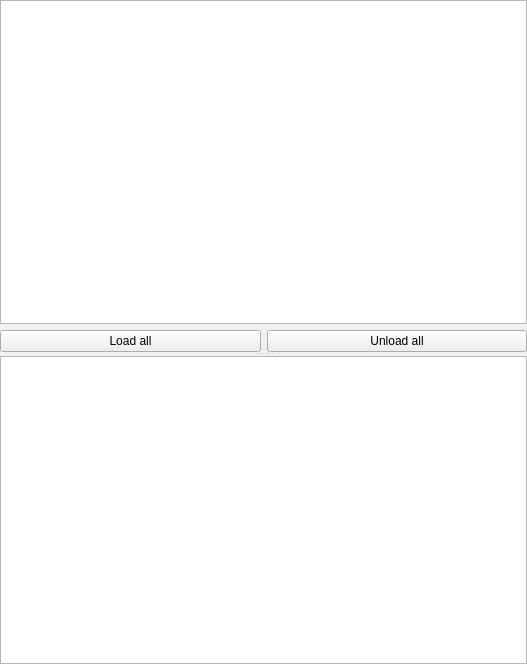
Old version of the form src/airunner/widgets/stats/templates/stats.ui in the repository Capsize-Games/airunner.
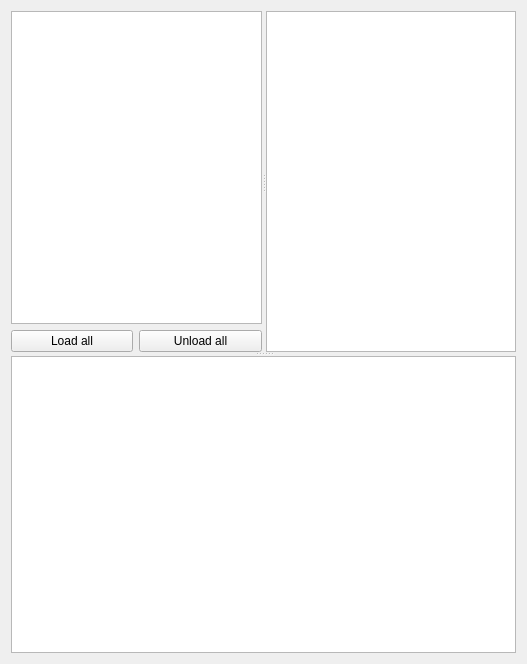
New version of the form.

Commit message: stats widget modification

The edit to the form file:
```diff
--- a/src/airunner/widgets/stats/templates/stats.ui
+++ b/src/airunner/widgets/stats/templates/stats.ui
@@ -14,23 +14,15 @@
    <string>Form</string>
   </property>
   <layout class="QGridLayout" name="gridLayout_2">
-   <property name="leftMargin">
-    <number>0</number>
-   </property>
-   <property name="topMargin">
-    <number>0</number>
-   </property>
-   <property name="rightMargin">
-    <number>0</number>
-   </property>
-   <property name="bottomMargin">
-    <number>0</number>
-   </property>
    <item row="0" column="0">
-    <widget class="QSplitter" name="splitter">
+    <widget class="QSplitter" name="splitter_2">
      <property name="orientation">
       <enum>Qt::Orientation::Vertical</enum>
      </property>
+     <widget class="QSplitter" name="splitter">
+      <property name="orientation">
+       <enum>Qt::Orientation::Horizontal</enum>
+      </property>
      <widget class="QWidget" name="widget" native="true">
       <layout class="QGridLayout" name="gridLayout">
        <property name="leftMargin">
@@ -63,6 +55,8 @@
         </widget>
        </item>
       </layout>
+      </widget>
+      <widget class="QTableWidget" name="memory_stats"/>
      </widget>
      <widget class="QTextEdit" name="console"/>
     </widget>
```
Lines whose indentation alone changed are shown as unchanged.
